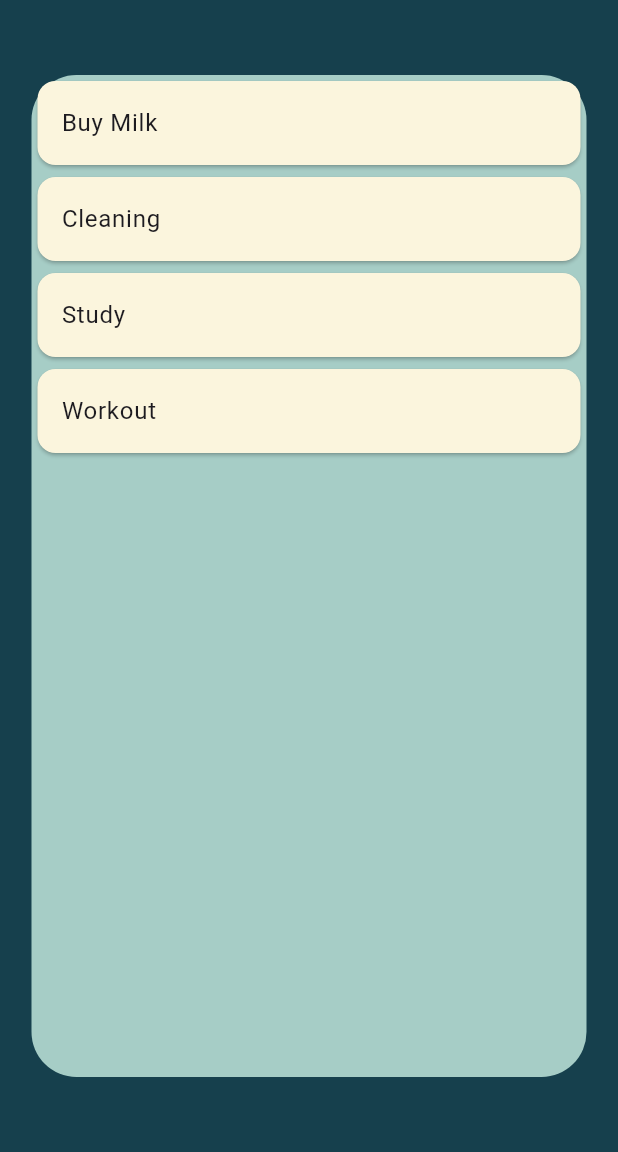
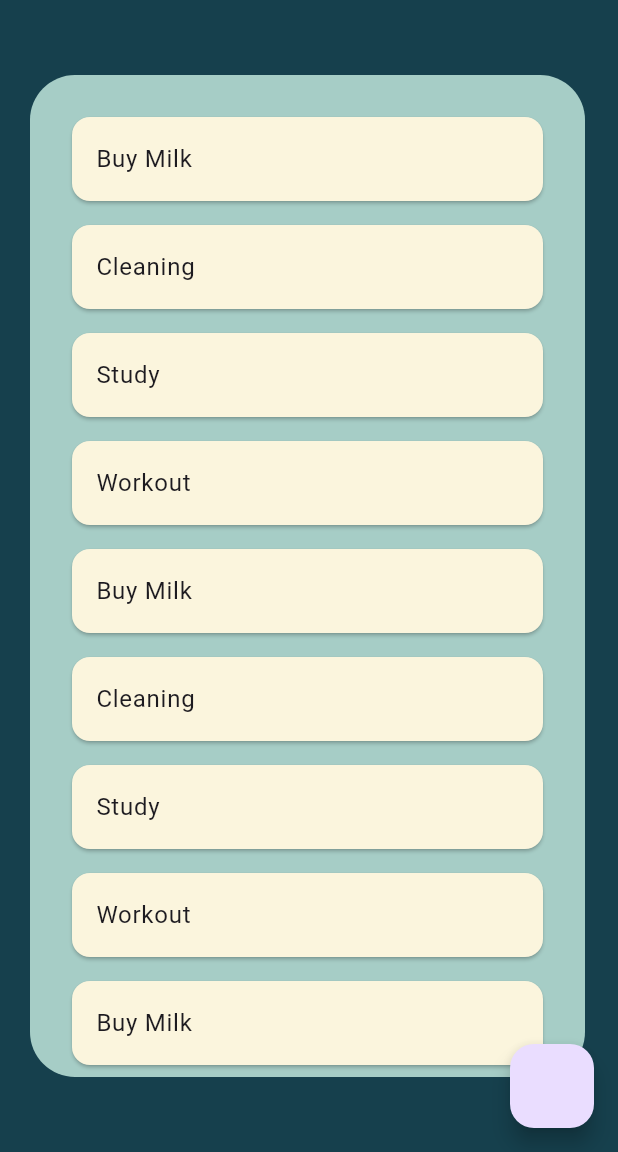
Before and after one commit to YongsakSaengsuk/flutter_todolist, a Flutter app: the screen it shows after launch, on a phone screen of 412 x 824 dp, the part 84-1236 px from its top. Run offline on Flutter 3.47's test engine with Material 3 defaults, Android fonts, the phone set to English and light mode, and no system bars.

Commit message:
floating action button

```diff
--- a/lib/data/data.dart
+++ b/lib/data/data.dart
@@ -5,4 +5,24 @@ List<Model> todos = [
   Model(title: "Cleaning", isDone: false),
   Model(title: "Study", isDone: false),
   Model(title: "Workout", isDone: false),
+  Model(title: "Buy Milk", isDone: false),
+  Model(title: "Cleaning", isDone: false),
+  Model(title: "Study", isDone: false),
+  Model(title: "Workout", isDone: false),
+  Model(title: "Buy Milk", isDone: false),
+  Model(title: "Cleaning", isDone: false),
+  Model(title: "Study", isDone: false),
+  Model(title: "Workout", isDone: false),
+  Model(title: "Buy Milk", isDone: false),
+  Model(title: "Cleaning", isDone: false),
+  Model(title: "Study", isDone: false),
+  Model(title: "Workout", isDone: false),
+  Model(title: "Buy Milk", isDone: false),
+  Model(title: "Cleaning", isDone: false),
+  Model(title: "Study", isDone: false),
+  Model(title: "Workout", isDone: false),
+  Model(title: "Buy Milk", isDone: false),
+  Model(title: "Cleaning", isDone: false),
+  Model(title: "Study", isDone: false),
+  Model(title: "Workout", isDone: false),
 ];
--- a/lib/todolistpage.dart
+++ b/lib/todolistpage.dart
@@ -12,6 +12,9 @@ class _TodolistpageState extends State<Todolistpage> {
   @override
   Widget build(BuildContext context) {
     return Scaffold(
+      floatingActionButton: FloatingActionButton(
+        onPressed: () {},
+      ),
       appBar: AppBar(
         centerTitle: true,
         title: Text(
@@ -20,7 +23,6 @@ class _TodolistpageState extends State<Todolistpage> {
       ),
       body: Container(
         padding: const EdgeInsets.symmetric(horizontal: 20, vertical: 50),
-        child: Center(
         child: Container(
             width: 370,
             decoration: BoxDecoration(
@@ -28,10 +30,11 @@ class _TodolistpageState extends State<Todolistpage> {
               color: Color(0xFFA6CDC6),
             ),
             child: ListView.builder(
-                scrollDirection: Axis.vertical,
+              padding: const EdgeInsets.all(20),
               itemCount: todos.length,
               itemBuilder: (context, index) {
                 return Card(
+                  margin: const EdgeInsets.all(8),
                   color: Color(0xFFFBF5DD),
                   child: ListTile(
                     title: Text(todos[index].title),
@@ -42,7 +45,6 @@ class _TodolistpageState extends State<Todolistpage> {
               },
             )),
       ),
-      ),
     );
   }
 }
```
Lines whose indentation alone changed are shown as unchanged.
